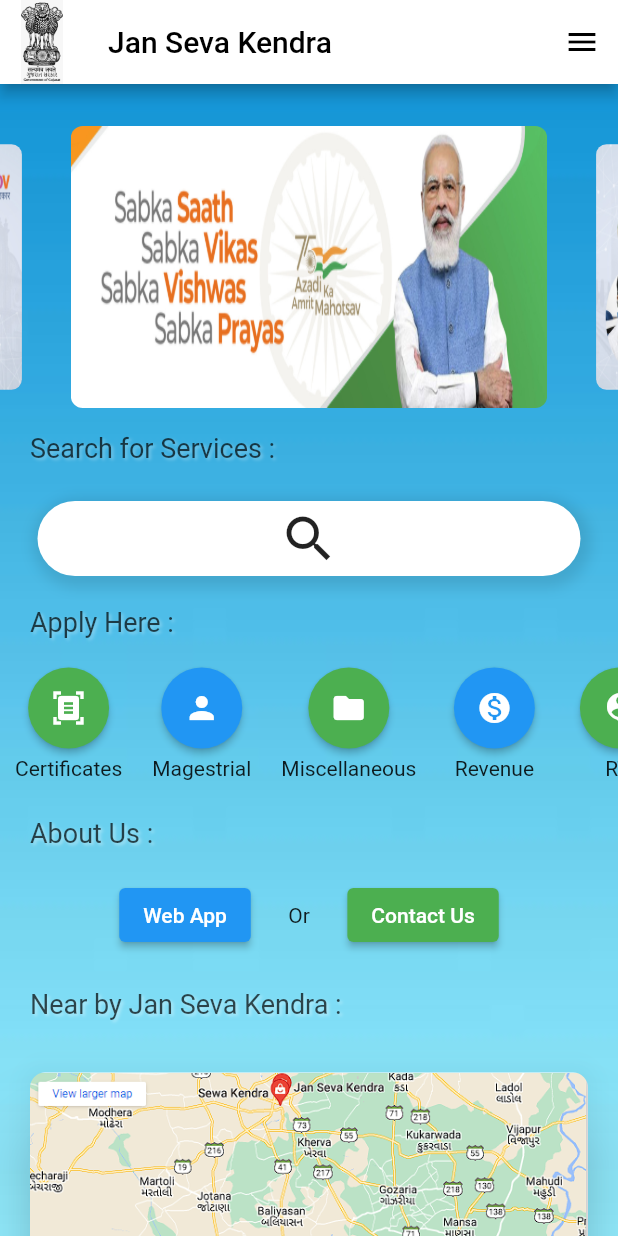
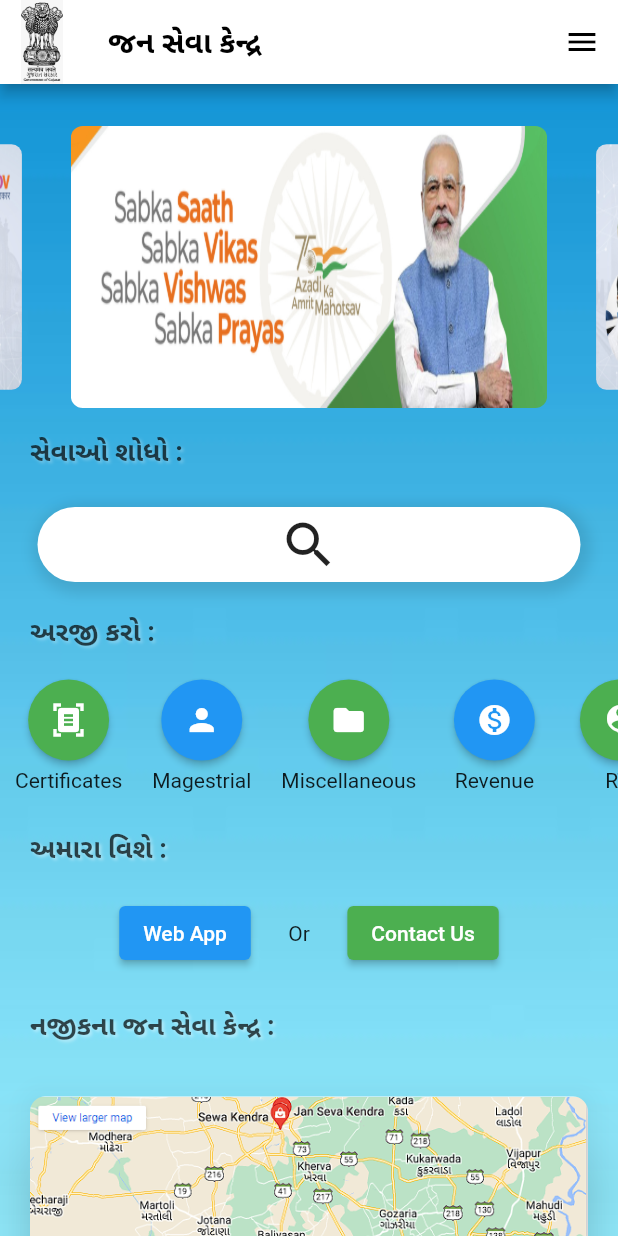
Before and after one commit to ParthBhuva97/Jan-Seva-Kendra-App, a Flutter app: the screen it shows after launch, on a phone screen of 412 x 824 dp. Run offline on Flutter 3.47's test engine with Material 2 defaults, Android fonts, the phone set to English and light mode, and no system bars; drawn by our look-alikes of carousel_slider; our stand-ins replace cloud_firestore, firebase_auth, firebase_core, flutter_neumorphic, glassmorphism; missing offline and left inert: circle_bottom_navigation_bar; accounts and stored records are empty.

Commit message:
Translation In Gujarati

```diff
--- a/lib/info_menu.dart
+++ b/lib/info_menu.dart
@@ -208,7 +208,7 @@
                               },
                               child: AnimatedContainer(
                                 duration: Duration(milliseconds: 300),
-                                padding: EdgeInsets.fromLTRB(5, 0, 5, 15),
+                                padding: EdgeInsets.fromLTRB(10, 5, 10, 15),
                                 decoration: BoxDecoration(
                                   color: Colors.blue.shade50,
                                   border: Border.all(
@@ -226,7 +226,7 @@
                                         width: 110,
                                       ),
                                       Text(
-                                        "Youtube Video",
+                                        "યુટ્યુબ વિડીયો",
                                         style: TextStyle(fontSize: 20),
                                       )
                                     ]),
--- a/lib/main.dart
+++ b/lib/main.dart
@@ -57,9 +57,10 @@
         backgroundColor: Colors.transparent,
         appBar: AppBar(
           title: const Text(
-            "Jan Seva Kendra",
+            "જન સેવા કેન્દ્ર",
             style: TextStyle(
               color: Colors.black,
+              fontWeight: FontWeight.bold,
             ),
           ),
           iconTheme: const IconThemeData(
@@ -176,19 +177,19 @@
                 alignment: Alignment.centerLeft,
                 margin: EdgeInsets.only(top: 10.0, left: 20.0),
                 child: Text(
-                  "Search for Services :",
-                  style: TextStyle(shadows: <Shadow>[
-                    Shadow(
-                      offset: Offset(1.5, 1.5),
-                      blurRadius: 2.0,
-                      color: Colors.white.withOpacity(0.3),
-                    ),
-                    // Shadow(
-                    //   offset: Offset(10.0, 10.0),
-                    //   blurRadius: 8.0,
-                    //   color: Color.fromARGB(125, 0, 0, 255),
-                    // ),
-                  ], color: Colors.black.withOpacity(0.7), fontSize: 18.0),
+                  "સેવાઓ શોધો :",
+                  style: TextStyle(
+                    shadows: <Shadow>[
+                      Shadow(
+                        offset: Offset(1.5, 1.5),
+                        blurRadius: 2.0,
+                        color: Colors.white.withOpacity(0.3),
+                      ),
+                    ],
+                    color: Colors.black.withOpacity(0.7),
+                    fontSize: 18.0,
+                    fontWeight: FontWeight.bold,
+                  ),
                 ),
               ),
               GestureDetector(
@@ -235,9 +236,10 @@
                 margin: EdgeInsets.only(top: 20.0, left: 20.0, bottom: 10.0),
                 width: double.infinity,
                 child: Text(
-                  "Apply Here : ",
+                  "અરજી કરો : ",
                   style: TextStyle(
                     fontSize: 18.0,
+                    fontWeight: FontWeight.bold,
                     color: Colors.black.withOpacity(0.7),
                     shadows: <Shadow>[
                       Shadow(
@@ -437,8 +439,9 @@
                 margin: EdgeInsets.only(top: 10.0, left: 20.0, bottom: 5.0),
                 width: double.infinity,
                 child: Text(
-                  "About Us : ",
+                  "અમારા વિશે : ",
                   style: TextStyle(
+                    fontWeight: FontWeight.bold,
                     fontSize: 18.0,
                     color: Colors.black.withOpacity(0.7),
                     shadows: <Shadow>[
@@ -512,8 +515,9 @@
                 margin: EdgeInsets.only(top: 10.0, left: 20.0, bottom: 5.0),
                 width: double.infinity,
                 child: Text(
-                  "Near by Jan Seva Kendra : ",
+                  "નજીકના જન સેવા કેન્દ્ર : ",
                   style: TextStyle(
+                    fontWeight: FontWeight.bold,
                     fontSize: 18.0,
                     color: Colors.black.withOpacity(0.7),
                     shadows: <Shadow>[
```
Also changed, not shown: lib/flow_diagram.dart (+15 -7 lines).
